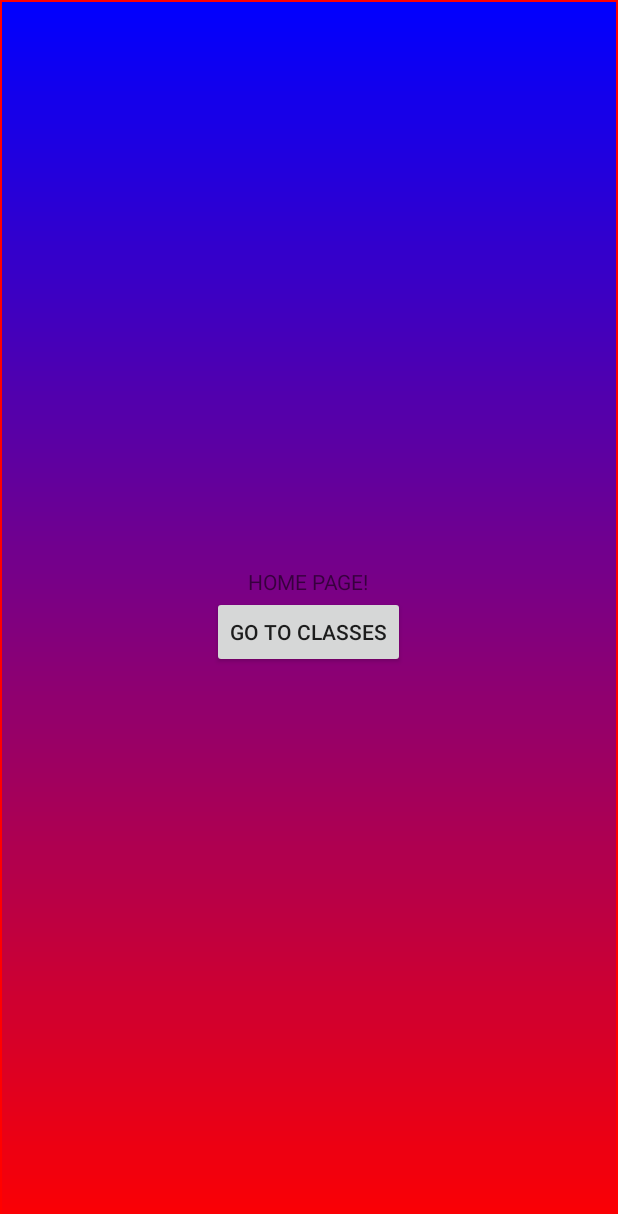
After one commit to FinesseApp/FinesseU, an Android app: the layout activity_main.xml on its own in the app's theme, with its tools: preview values and no code run, on a phone screen of 412 x 824 dp. The commit adds this screen. Shown: the top 1214 px of the screen. Run offline under Robolectric (Android 15) with nearby library versions, the phone set to English and light mode, and no system bars.

Commit message:
Navigation Complete

```diff
--- /dev/null
+++ b/app/src/main/res/layout/activity_main.xml
@@ -0,0 +1,22 @@
+<?xml version="1.0" encoding="utf-8"?>
+<LinearLayout xmlns:android="http://schemas.android.com/apk/res/android"
+    xmlns:tools="http://schemas.android.com/tools"
+    android:layout_width="match_parent"
+    android:layout_height="match_parent"
+    android:orientation="vertical"
+    android:gravity="center"
+    android:background="@drawable/bg_gradient"
+    tools:context="com.osalaam.immersionproj2.MainActivity">
+
+    <TextView
+        android:layout_width="wrap_content"
+        android:layout_height="wrap_content"
+        android:text="HOME PAGE!" />
+    <Button
+        android:id="@+id/classes"
+        android:text="@string/class_button"
+        android:layout_width="wrap_content"
+        android:layout_height="wrap_content"
+        android:layout_gravity="center"/>
+
+</LinearLayout>
```
Also changed, not shown: app/src/main/java/com/osalaam/immersionproj2/MainActivity.java (+4 -25 lines).
